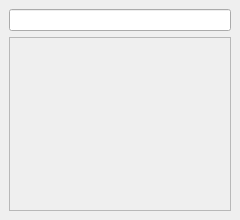
Old version of the form app/ui/Forms/markersviewer.ui in the repository locness3/chestnut.
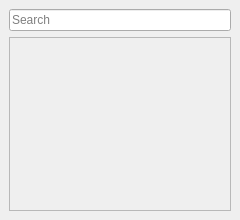
New version of the form.

Commit message: Marker panel text-search has placeholder text

```diff
--- a/app/ui/Forms/markersviewer.ui
+++ b/app/ui/Forms/markersviewer.ui
@@ -32,7 +32,7 @@
       <item>
        <widget class="QLineEdit" name="searchLine">
         <property name="placeholderText">
-         <string/>
+         <string>Search</string>
         </property>
        </widget>
       </item>
```
